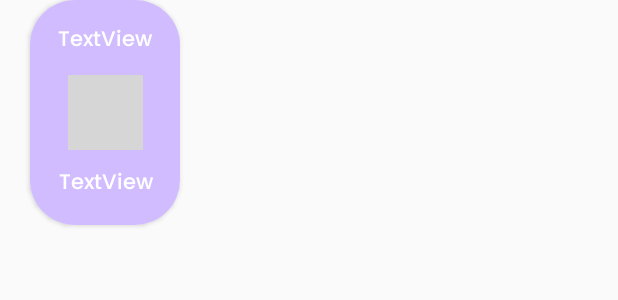
After one commit to ahmedkhaled3515/Weather_Forcast_App, an Android app: the layout hourly_card_layout.xml on its own in the app's theme, with its tools: preview values and no code run, on a phone screen of 412 x 824 dp. The commit adds this screen. Shown: the top 300 px of the screen. Run offline under Robolectric (Android 15) with nearby library versions, the phone set to English and light mode, and no system bars; grey boxes are pictures that could not be loaded.

Commit message:
hourly forecast per day

```diff
--- a/app/src/main/java/com/example/weatherapp/model/AppRepository.kt
+++ b/app/src/main/java/com/example/weatherapp/model/AppRepository.kt
@@ -2,6 +2,7 @@ package com.example.weatherapp.model
 
 import com.example.weatherapp.network.IRemoteDataSource
 import com.example.weatherapp.network.RemoteDataSource
+import okhttp3.ResponseBody
 
 object AppRepository {
     var remoteDataSource: IRemoteDataSource = RemoteDataSource()
@@ -13,5 +14,9 @@ object AppRepository {
     {
         return remoteDataSource.getFiveDayForecast(lat,lon,apiKey)
     }
+    suspend fun getOneCall(lat: Double,lon: Double,apiKey: String) : ResponseBody
+    {
+        return remoteDataSource.getOneCall(lat,lon,apiKey)
+    }
 
 }
--- a/app/src/main/java/com/example/weatherapp/model/Weather.kt
+++ b/app/src/main/java/com/example/weatherapp/model/Weather.kt
@@ -32,6 +32,7 @@ data class Weather(
     val id:Long,
     val main:String,
     val description:String,
+    val icon:String
 )
 data class Main(
     val temp:Float,
--- a/app/src/main/java/com/example/weatherapp/network/IRemoteDataSource.kt
+++ b/app/src/main/java/com/example/weatherapp/network/IRemoteDataSource.kt
@@ -2,9 +2,10 @@ package com.example.weatherapp.network
 
 import com.example.weatherapp.model.Forecast
 import com.example.weatherapp.model.ForecastResponse
+import okhttp3.ResponseBody
 
 interface IRemoteDataSource {
     suspend fun getCurrentForecast(lat:Double,lon:Double,apiKey:String):Forecast
     suspend fun getFiveDayForecast(lat:Double,lon:Double,apiKey:String): ForecastResponse
-
+    suspend fun getOneCall(lat: Double,lon: Double,apiKey: String):ResponseBody
 }
--- a/app/src/main/java/com/example/weatherapp/network/RemoteDataSource.kt
+++ b/app/src/main/java/com/example/weatherapp/network/RemoteDataSource.kt
@@ -2,6 +2,7 @@ package com.example.weatherapp.network
 
 import com.example.weatherapp.model.Forecast
 import com.example.weatherapp.model.ForecastResponse
+import okhttp3.ResponseBody
 
 class RemoteDataSource : IRemoteDataSource {
     private val apiServices=Api.apiServices
@@ -13,4 +14,8 @@ class RemoteDataSource : IRemoteDataSource {
     override suspend fun getFiveDayForecast(lat: Double, lon: Double, apiKey: String) : ForecastResponse {
         return apiServices.getFiveDayForecast(lat,lon,apiKey)
     }
+
+    override suspend fun getOneCall(lat: Double, lon: Double, apiKey: String): ResponseBody {
+        return apiServices.getOneCall(lat,lon,apiKey)
+    }
 }
--- a/app/src/main/java/com/example/weatherapp/network/RetrofitHelper.kt
+++ b/app/src/main/java/com/example/weatherapp/network/RetrofitHelper.kt
@@ -5,6 +5,7 @@ import retrofit2.converter.gson.GsonConverterFactory
 
 class RetrofitHelper {
     companion object {
+        private final val BASE_URL2="https://api.openweathermap.org/data/3.0/"
         private final val BASE_URL="https://api.openweathermap.org/data/2.5/"
         val retrofit = Retrofit.Builder()
             .baseUrl(BASE_URL)
--- /dev/null
+++ b/app/src/main/res/layout/hourly_card_layout.xml
@@ -0,0 +1,47 @@
+<?xml version="1.0" encoding="utf-8"?>
+<androidx.cardview.widget.CardView xmlns:android="http://schemas.android.com/apk/res/android"
+    xmlns:app="http://schemas.android.com/apk/res-auto"
+    xmlns:tools="http://schemas.android.com/tools"
+    android:layout_width="100dp"
+    android:layout_height="150dp"
+    android:layout_marginStart="20dp"
+    app:cardCornerRadius="30dp"
+    app:layout_constraintStart_toStartOf="parent"
+    app:layout_constraintTop_toTopOf="parent">
+
+    <androidx.constraintlayout.widget.ConstraintLayout
+        android:layout_width="match_parent"
+        android:layout_height="match_parent"
+        android:background="@color/cards_pink">
+
+        <TextView
+            android:id="@+id/time_value_text"
+            android:layout_width="wrap_content"
+            android:layout_height="wrap_content"
+            android:layout_marginTop="15dp"
+            android:text="TextView"
+            app:layout_constraintEnd_toEndOf="parent"
+            app:layout_constraintStart_toStartOf="parent"
+            app:layout_constraintTop_toTopOf="parent" />
+
+        <ImageView
+            android:id="@+id/time_icon"
+            android:layout_width="50dp"
+            android:layout_height="50dp"
+            app:layout_constraintBottom_toTopOf="@+id/hourly_degree_value"
+            app:layout_constraintEnd_toEndOf="@+id/time_value_text"
+            app:layout_constraintStart_toStartOf="@+id/time_value_text"
+            app:layout_constraintTop_toBottomOf="@+id/time_value_text"
+            tools:srcCompat="@tools:sample/avatars" />
+
+        <TextView
+            android:id="@+id/hourly_degree_value"
+            android:layout_width="wrap_content"
+            android:layout_height="wrap_content"
+            android:layout_marginBottom="15dp"
+            android:text="TextView"
+            app:layout_constraintBottom_toBottomOf="parent"
+            app:layout_constraintEnd_toEndOf="@+id/time_icon"
+            app:layout_constraintStart_toStartOf="@+id/time_icon" />
+    </androidx.constraintlayout.widget.ConstraintLayout>
+</androidx.cardview.widget.CardView>
```
Also changed, not shown: app/build.gradle.kts (+5 -2 lines), app/src/main/java/com/example/weatherapp/ViewModel/CurrentForecastViewModel.kt (+10 -0 lines), app/src/main/java/com/example/weatherapp/network/ApiServices.kt (+9 -1 lines), app/src/main/java/com/example/weatherapp/views/HomeFragment.kt (+41 -1 lines), app/src/main/java/com/example/weatherapp/views/HourlyForecastListAdapter.kt (added, +105 -0 lines), app/src/main/res/layout/fragment_home.xml (+23 -6 lines), app/src/main/res/layout/recycler_view_item.xml (added, +29 -0 lines).
